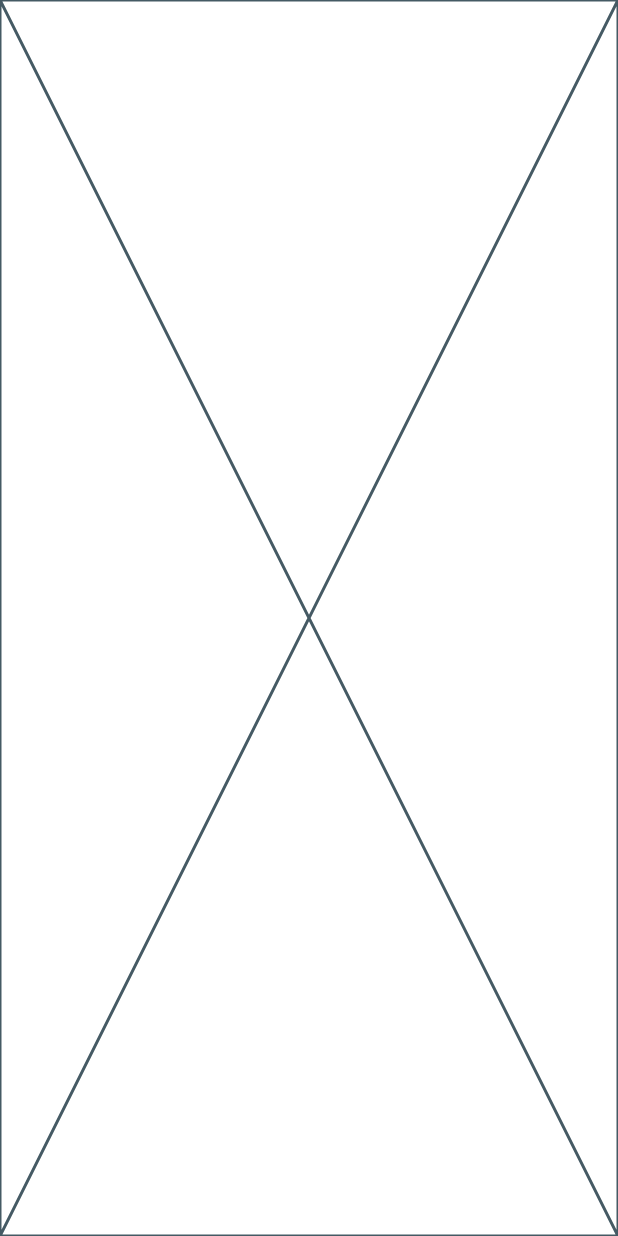
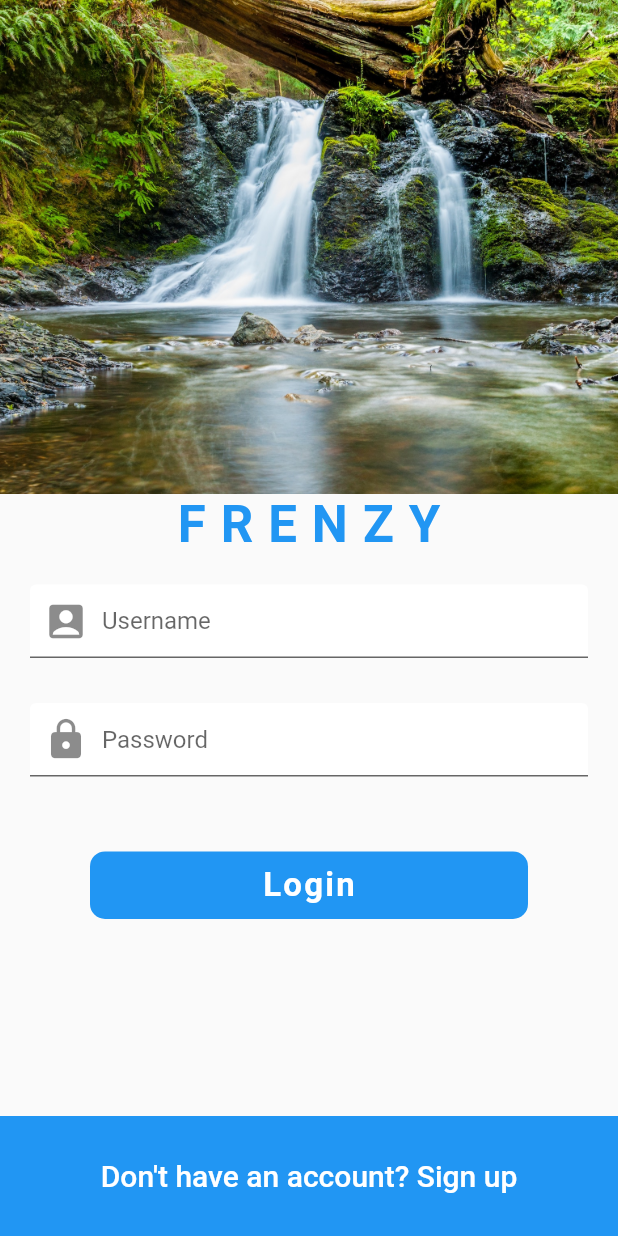
Before and after one commit to offfahad/social-media-app-flutter, a Flutter app: the screen it shows after launch, on a phone screen of 412 x 824 dp. Run offline on Flutter 3.47's test engine with Material 2 defaults, Android fonts, the phone set to English and light mode, and no system bars.

Commit message:
login-screen-completed

```diff
--- /dev/null
+++ b/lib/screens/home_screen.dart
@@ -0,0 +1,15 @@
+import 'package:flutter/material.dart';
+
+class HomeScreen extends StatefulWidget {
+  const HomeScreen({super.key});
+
+  @override
+  State<HomeScreen> createState() => _HomeScreenState();
+}
+
+class _HomeScreenState extends State<HomeScreen> {
+  @override
+  Widget build(BuildContext context) {
+    return const Placeholder();
+  }
+}
--- a/lib/screens/login_screen.dart
+++ b/lib/screens/login_screen.dart
@@ -1,4 +1,7 @@
 import 'package:flutter/material.dart';
+import 'package:social_media_app/screens/home_screen.dart';
+//import 'package:flutter_social_ui/screens/home_screen.dart';
+//import 'package:flutter_social_ui/widgets/curve_clipper.dart';
 
 class LoginScreen extends StatefulWidget {
   const LoginScreen({super.key});
@@ -10,6 +13,115 @@ class LoginScreen extends StatefulWidget {
 class _LoginScreenState extends State<LoginScreen> {
   @override
   Widget build(BuildContext context) {
-    return const Placeholder();
+    return Scaffold(
+      body: SingleChildScrollView(
+        child: Container(
+          height: MediaQuery.of(context).size.height,
+          child: Column(
+            children: <Widget>[
+              ClipPath(
+                //clipper: CurveClipper(),
+                child: Image(
+                  height: MediaQuery.of(context).size.height / 2.5,
+                  width: double.infinity,
+                  image: const AssetImage('assets/images/login_background.jpg'),
+                  fit: BoxFit.cover,
+                ),
+              ),
+              Text(
+                'FRENZY',
+                style: TextStyle(
+                  color: Theme.of(context).primaryColor,
+                  fontSize: 34.0,
+                  fontWeight: FontWeight.bold,
+                  letterSpacing: 10.0,
+                ),
+              ),
+              const SizedBox(height: 10.0),
+              const Padding(
+                padding: EdgeInsets.symmetric(horizontal: 20.0, vertical: 10.0),
+                child: TextField(
+                  decoration: InputDecoration(
+                    contentPadding: EdgeInsets.symmetric(vertical: 15.0),
+                    fillColor: Colors.white,
+                    filled: true,
+                    hintText: 'Username',
+                    prefixIcon: Icon(
+                      Icons.account_box,
+                      size: 30.0,
+                    ),
+                  ),
+                ),
+              ),
+              const SizedBox(height: 10.0),
+              const Padding(
+                padding: EdgeInsets.symmetric(horizontal: 20.0, vertical: 10.0),
+                child: TextField(
+                  decoration: InputDecoration(
+                    contentPadding: EdgeInsets.symmetric(vertical: 15.0),
+                    fillColor: Colors.white,
+                    filled: true,
+                    hintText: 'Password',
+                    prefixIcon: Icon(
+                      Icons.lock,
+                      size: 30.0,
+                    ),
+                  ),
+                  obscureText: true,
+                ),
+              ),
+              const SizedBox(height: 40.0),
+              GestureDetector(
+                onTap: () => Navigator.pushReplacement(
+                  context,
+                  MaterialPageRoute(
+                    builder: (_) => const HomeScreen(),
+                  ),
+                ),
+                child: Container(
+                  margin: const EdgeInsets.symmetric(horizontal: 60.0),
+                  alignment: Alignment.center,
+                  height: 45.0,
+                  decoration: BoxDecoration(
+                    color: Theme.of(context).primaryColor,
+                    borderRadius: BorderRadius.circular(10.0),
+                  ),
+                  child: const Text(
+                    'Login',
+                    style: TextStyle(
+                      color: Colors.white,
+                      fontSize: 22.0,
+                      fontWeight: FontWeight.w600,
+                      letterSpacing: 1.5,
+                    ),
+                  ),
+                ),
+              ),
+              Expanded(
+                child: Align(
+                  alignment: FractionalOffset.bottomCenter,
+                  child: GestureDetector(
+                    onTap: () {},
+                    child: Container(
+                      alignment: Alignment.center,
+                      color: Theme.of(context).primaryColor,
+                      height: 80.0,
+                      child: const Text(
+                        'Don\'t have an account? Sign up',
+                        style: TextStyle(
+                          color: Colors.white,
+                          fontSize: 20.0,
+                          fontWeight: FontWeight.w500,
+                        ),
+                      ),
+                    ),
+                  ),
+                ),
+              ),
+            ],
+          ),
+        ),
+      ),
+    );
   }
 }
```
